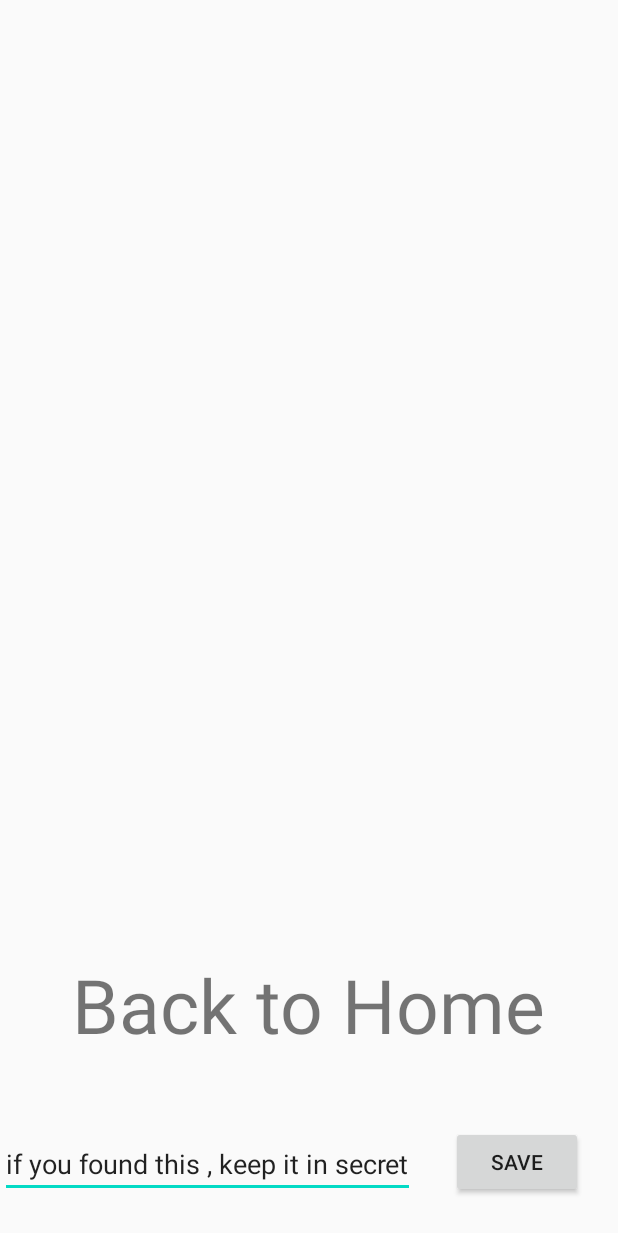
After one commit to belukaaa/Ticky-2.0, an Android app: the layout fragment_blank.xml on its own in the app's theme, with its tools: preview values and no code run, on a phone screen of 412 x 824 dp. The commit adds this screen. Shown: the top 1233 px of the screen. Run offline under Robolectric (Android 15) with nearby library versions, the phone set to English and light mode, and no system bars.

Commit message:
secret file added

```diff
--- a/Ticky/app/build.gradle
+++ b/Ticky/app/build.gradle
@@ -44,6 +44,7 @@ dependencies {
     implementation 'androidx.recyclerview:recyclerview:1.1.0'
     implementation 'androidx.recyclerview:recyclerview-selection:1.1.0'
     implementation 'com.google.android.material:material:1.3.0'
+    implementation 'androidx.legacy:legacy-support-v4:1.0.0'
     testImplementation 'junit:junit:4.13.2'
     androidTestImplementation 'androidx.test.ext:junit:1.1.2'
     androidTestImplementation 'androidx.test.espresso:espresso-core:3.3.0'
--- a/Ticky/app/src/main/AndroidManifest.xml
+++ b/Ticky/app/src/main/AndroidManifest.xml
@@ -22,9 +22,7 @@
         </activity>
         <activity
             android:name=".MainActivity"
-            android:screenOrientation="portrait"
             android:windowSoftInputMode="adjustResize"
-            android:configChanges="orientation|keyboard|keyboardHidden|screenSize|screenLayout|uiMode"
 
             >
 
--- /dev/null
+++ b/Ticky/app/src/main/res/layout/fragment_blank.xml
@@ -0,0 +1,60 @@
+<?xml version="1.0" encoding="utf-8"?>
+<androidx.constraintlayout.widget.ConstraintLayout
+    xmlns:android="http://schemas.android.com/apk/res/android"
+    xmlns:app="http://schemas.android.com/apk/res-auto"
+    xmlns:tools="http://schemas.android.com/tools"
+    android:layout_width="match_parent"
+    android:layout_height="match_parent"
+    >
+
+
+
+    <androidx.constraintlayout.widget.ConstraintLayout
+        android:layout_width="match_parent"
+        android:layout_height="match_parent"
+
+        >
+
+        <TextView
+            android:id="@+id/textView2"
+            android:layout_width="wrap_content"
+            android:layout_height="wrap_content"
+            android:layout_marginBottom="50dp"
+            android:text="Back to Home"
+
+            android:textSize="50sp"
+            app:layout_constraintBottom_toTopOf="@+id/editText1"
+            app:layout_constraintEnd_toEndOf="parent"
+            app:layout_constraintStart_toStartOf="parent" />
+
+        <EditText
+            android:id="@+id/editText1"
+            android:layout_width="wrap_content"
+            android:layout_height="wrap_content"
+            android:layout_marginBottom="25dp"
+            android:layout_weight="1"
+            android:focusable="true"
+            android:inputType="textCapSentences|textMultiLine"
+            android:text="if you found this , keep it in secret"
+            app:layout_constraintBottom_toBottomOf="parent"
+            app:layout_constraintStart_toStartOf="parent">
+
+
+            <requestFocus />
+        </EditText>
+
+        <Button
+            android:layout_width="wrap_content"
+            android:layout_height="wrap_content"
+            android:layout_marginBottom="25dp"
+            android:text="save"
+            app:layout_constraintBottom_toBottomOf="parent"
+            app:layout_constraintEnd_toEndOf="parent"
+            app:layout_constraintStart_toEndOf="@+id/editText1" />
+
+
+
+    </androidx.constraintlayout.widget.ConstraintLayout>
+
+
+</androidx.constraintlayout.widget.ConstraintLayout>
--- a/Ticky/app/src/main/res/values/strings.xml
+++ b/Ticky/app/src/main/res/values/strings.xml
@@ -41,4 +41,6 @@
     <string name="rating">rating %s</string>
     <string name="cancel">Cancel</string>
     <string name="edit_task">Edit task</string>
+    <!-- TODO: Remove or change this placeholder text -->
+    <string name="hello_blank_fragment">Hello blank fragment</string>
 </resources>
```
Also changed, not shown: Ticky/app/src/main/java/com/raywenderlich/ticky/MainActivity.kt (+21 -3 lines), Ticky/app/src/main/java/com/raywenderlich/ticky/fragments/BlankFragment.kt (added, +39 -0 lines), Ticky/app/src/main/java/com/raywenderlich/ticky/fragments/HomeTaskScreenFragment.kt (+6 -1 lines), Ticky/app/src/main/java/com/raywenderlich/ticky/fragments/TaskAddingFragment.kt (+12 -31 lines), Ticky/app/src/main/res/layout/activity_main.xml (+27 -5 lines), Ticky/app/src/main/res/layout/adding_activity_task.xml (+0 -25 lines).
